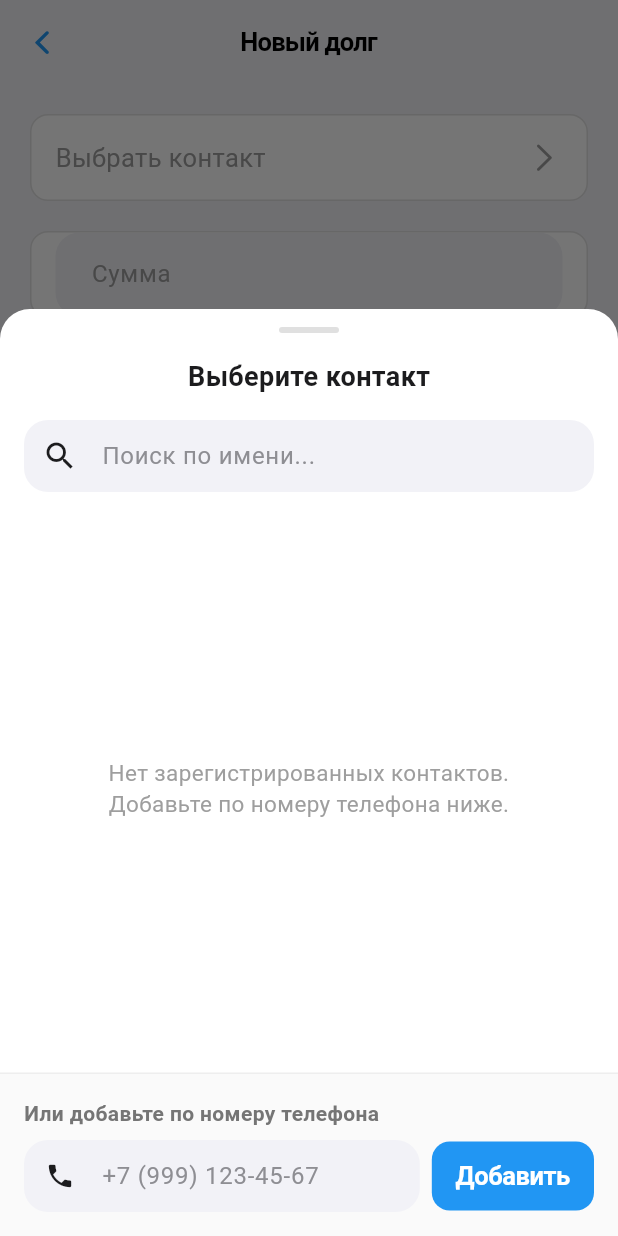
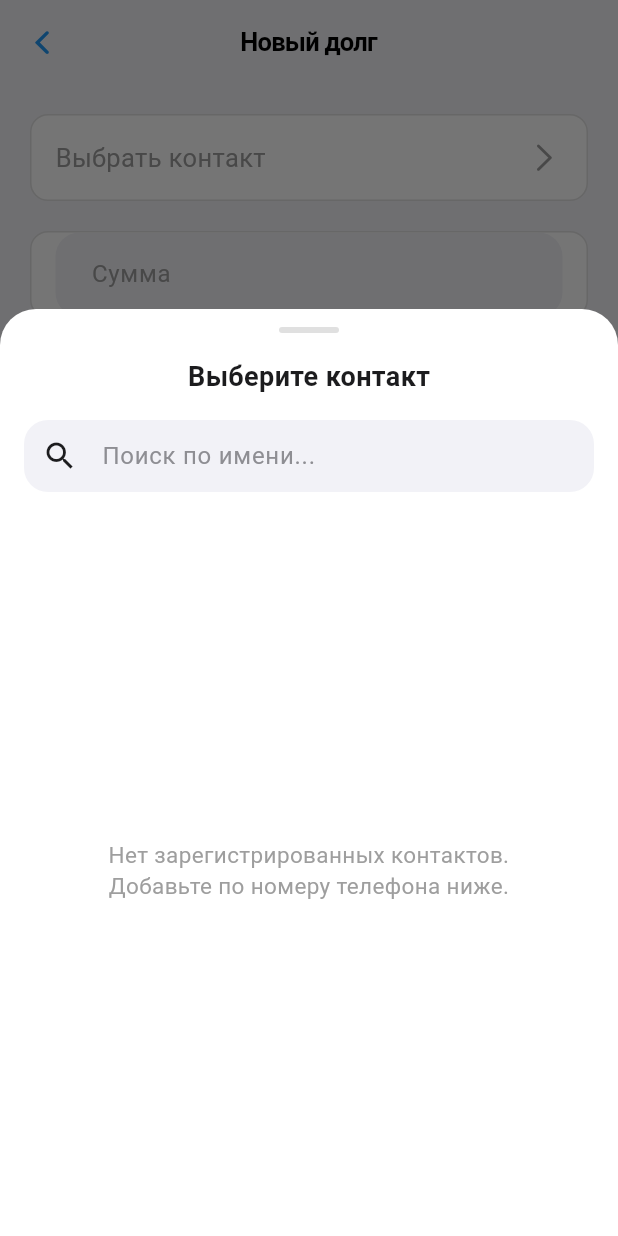
Before and after one commit to Nurtilekb/mydebt, a Flutter app: the CreateDebtScreen screen opened directly, after a tap on "Выбрать контакт", on a phone screen of 412 x 824 dp. Run offline on Flutter 3.47's test engine with Material 3 defaults, Android fonts, the phone set to English and light mode, and no system bars; our stand-ins replace cloud_firestore, firebase_auth, firebase_core, firebase_messaging, flutter_contacts, google_sign_in and 1 more; accounts and stored records are empty; network calls fail.

Commit message:
refactor: improve code readability and formatting in CreateDebtScreen

```diff
--- a/lib/screens/create_debt_screen.dart
+++ b/lib/screens/create_debt_screen.dart
@@ -53,14 +53,15 @@ class _CreateDebtScreenState extends State<CreateDebtScreen> {
   Future<void> _loadRegisteredContacts() async {
     setState(() => _isLoadingContacts = true);
     try {
-      final usersSnap =
-          await context.read<DebtService>().getRegisteredUsers().first;
+      final usersSnap = await context
+          .read<DebtService>()
+          .getRegisteredUsers()
+          .first;
       final currentUser = context.read<AuthService>().currentUser;
       final currentUid = currentUser?.uid ?? '';
 
       setState(() {
-        _allContacts =
-            usersSnap.where((u) => u['uid'] != currentUid).toList();
+        _allContacts = usersSnap.where((u) => u['uid'] != currentUid).toList();
         _isLoadingContacts = false;
       });
     } catch (e) {
@@ -280,17 +281,13 @@ class _CreateDebtScreenState extends State<CreateDebtScreen> {
 
     showModalBottomSheet(
       context: context,
-      backgroundColor: Colors.transparent,
+
       isScrollControlled: true,
-      builder: (ctx) => DraggableScrollableSheet(
-        initialChildSize: 0.75,
-        minChildSize: 0.5,
-        maxChildSize: 0.9,
-        builder: (ctx, scrollController) => StatefulBuilder(
+      builder: (ctx) => StatefulBuilder(
         builder: (ctx, setSheetState) {
           return Container(
+            height: MediaQuery.of(context).size.height * 0.75,
             decoration: const BoxDecoration(
-                color: Colors.white,
               borderRadius: BorderRadius.vertical(top: Radius.circular(20)),
             ),
             child: Column(
@@ -311,8 +308,7 @@ class _CreateDebtScreenState extends State<CreateDebtScreen> {
                   padding: EdgeInsets.all(16),
                   child: Text(
                     'Выберите контакт',
-                      style:
-                          TextStyle(fontSize: 18, fontWeight: FontWeight.bold),
+                    style: TextStyle(fontSize: 18, fontWeight: FontWeight.bold),
                   ),
                 ),
 
@@ -361,7 +357,9 @@ class _CreateDebtScreenState extends State<CreateDebtScreen> {
                           'Нет зарегистрированных контактов.\nДобавьте по номеру телефона ниже.',
                           textAlign: TextAlign.center,
                           style: TextStyle(
-                                color: Colors.grey[500], fontSize: 15),
+                            color: Colors.grey[500],
+                            fontSize: 15,
+                          ),
                         ),
                       ),
                     ),
@@ -373,13 +371,13 @@ class _CreateDebtScreenState extends State<CreateDebtScreen> {
                             child: Text(
                               'Контакты не найдены',
                               style: TextStyle(
-                                    color: Colors.grey[400], fontSize: 16),
+                                color: Colors.grey[400],
+                                fontSize: 16,
+                              ),
                             ),
                           )
                         : ListView.builder(
-                              controller: scrollController,
-                              padding:
-                                  const EdgeInsets.symmetric(horizontal: 16),
+                            padding: const EdgeInsets.symmetric(horizontal: 16),
                             itemCount: _filteredContacts.length,
                             itemBuilder: (ctx, i) {
                               final contact = _filteredContacts[i];
@@ -431,8 +429,10 @@ class _CreateDebtScreenState extends State<CreateDebtScreen> {
                                     ),
                                   ),
                                   trailing: isSelected
-                                        ? const Icon(Icons.check_circle,
-                                            color: Colors.blue)
+                                      ? const Icon(
+                                          Icons.check_circle,
+                                          color: Colors.blue,
+                                        )
                                       : null,
                                   onTap: () {
                                     setSheetState(() {});
@@ -443,88 +443,10 @@ class _CreateDebtScreenState extends State<CreateDebtScreen> {
                             },
                           ),
                   ),
-
-                  // ========== SECTION 2: Add by phone number ==========
-                  Container(
-                    padding: const EdgeInsets.all(16),
-                    decoration: BoxDecoration(
-                      color: Colors.grey[50],
-                      border: Border(
-                        top: BorderSide(color: Colors.grey.shade200),
-                      ),
-                    ),
-                    child: Column(
-                      crossAxisAlignment: CrossAxisAlignment.stretch,
-                      children: [
-                        Text(
-                          'Или добавьте по номеру телефона',
-                          style: TextStyle(
-                            fontSize: 14,
-                            fontWeight: FontWeight.w600,
-                            color: Colors.grey[600],
-                          ),
-                        ),
-                        const SizedBox(height: 8),
-                        Row(
-                          children: [
-                            Expanded(
-                              child: TextField(
-                                controller: _phoneController,
-                                keyboardType: TextInputType.phone,
-                                decoration: InputDecoration(
-                                  hintText: '+7 (999) 123-45-67',
-                                  prefixIcon: const Icon(Icons.phone,
-                                      size: 20),
-                                  errorText: _phoneSearchError,
-                                  border: OutlineInputBorder(
-                                    borderRadius: BorderRadius.circular(12),
-                                  ),
-                                  contentPadding: const EdgeInsets.symmetric(
-                                    horizontal: 14,
-                                    vertical: 12,
-                                  ),
-                                  isDense: true,
-                                ),
-                                onSubmitted: (_) => _searchByPhone(),
-                              ),
-                            ),
-                            const SizedBox(width: 8),
-                            SizedBox(
-                              height: 46,
-                              child: ElevatedButton(
-                                onPressed:
-                                    _isSearchingPhone ? null : _searchByPhone,
-                                style: ElevatedButton.styleFrom(
-                                  backgroundColor: Colors.blue,
-                                  foregroundColor: Colors.white,
-                                  padding: const EdgeInsets.symmetric(
-                                      horizontal: 16),
-                                  shape: RoundedRectangleBorder(
-                                    borderRadius: BorderRadius.circular(12),
-                                  ),
-                                ),
-                                child: _isSearchingPhone
-                                    ? const SizedBox(
-                                        width: 18,
-                                        height: 18,
-                                        child: CircularProgressIndicator(
-                                          strokeWidth: 2,
-                                          color: Colors.white,
-                                        ),
-                                      )
-                                    : const Text('Добавить'),
-                              ),
-                            ),
-                          ],
-                        ),
-                      ],
-                    ),
-                  ),
               ],
             ),
           );
         },
-        ),
       ),
     );
   }
@@ -532,23 +454,23 @@ class _CreateDebtScreenState extends State<CreateDebtScreen> {
   Future<void> _createDebt() async {
     final amountText = _amountController.text.trim();
     if (amountText.isEmpty) {
-      ScaffoldMessenger.of(context).showSnackBar(
-        const SnackBar(content: Text('Введите сумму')),
-      );
+      ScaffoldMessenger.of(
+        context,
+      ).showSnackBar(const SnackBar(content: Text('Введите сумму')));
       return;
     }
     if (_selectedFriendPhone == null) {
-      ScaffoldMessenger.of(context).showSnackBar(
-        const SnackBar(content: Text('Выберите контакт')),
-      );
+      ScaffoldMessenger.of(
+        context,
+      ).showSnackBar(const SnackBar(content: Text('Выберите контакт')));
       return;
     }
 
     final amount = double.tryParse(amountText);
     if (amount == null || amount <= 0) {
-      ScaffoldMessenger.of(context).showSnackBar(
-        const SnackBar(content: Text('Введите корректную сумму')),
-      );
+      ScaffoldMessenger.of(
+        context,
+      ).showSnackBar(const SnackBar(content: Text('Введите корректную сумму')));
       return;
     }
 
@@ -572,9 +494,9 @@ class _CreateDebtScreenState extends State<CreateDebtScreen> {
       if (mounted) Navigator.pop(context);
     } catch (e) {
       if (mounted) {
-        ScaffoldMessenger.of(context).showSnackBar(
-          SnackBar(content: Text('Ошибка: $e')),
-        );
+        ScaffoldMessenger.of(
+          context,
+        ).showSnackBar(SnackBar(content: Text('Ошибка: $e')));
       }
     }
   }
```
Lines whose indentation alone changed are shown as unchanged.
